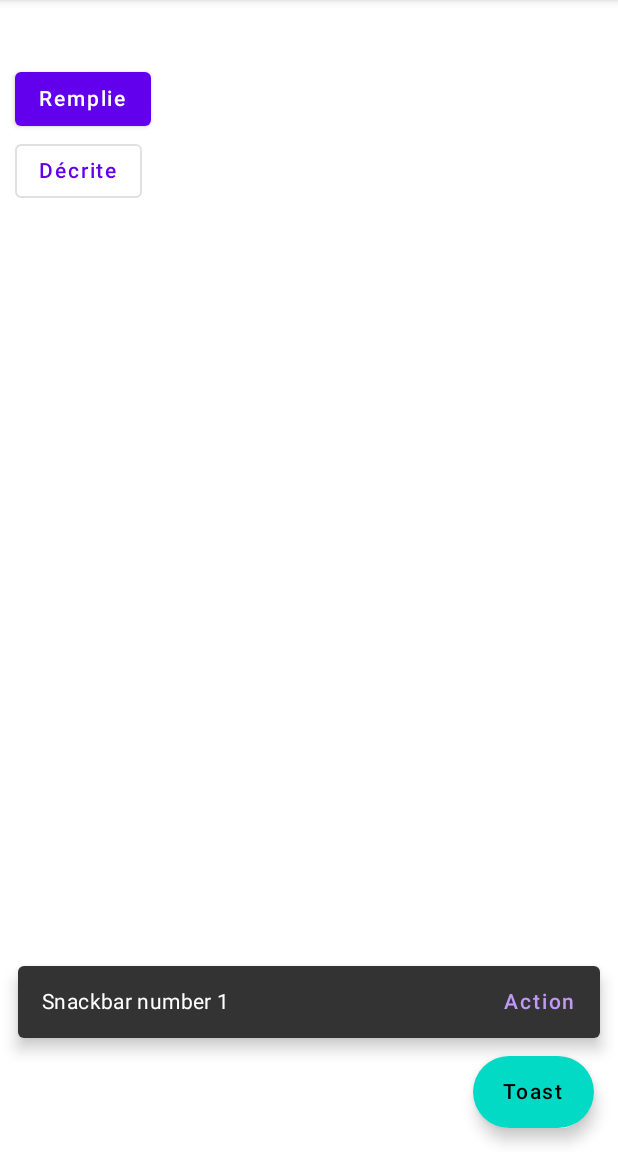
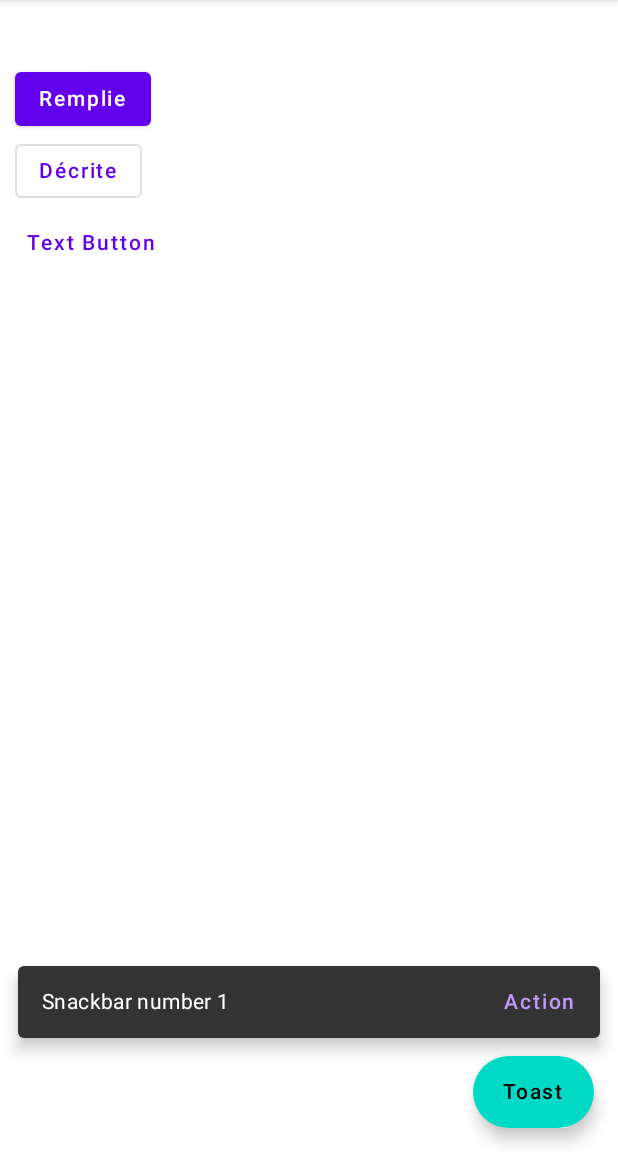
Before and after one commit to NiBienvenu/KMP_Cours, an Android app built with Jetpack Compose: the screen it shows after launch (MainActivity), after a tap on "Toast", on a phone screen of 412 x 824 dp, the part 84-1236 px from its top. Run offline under Robolectric (Android 15) with nearby library versions, the phone set to English and light mode, and no system bars.

Commit message:
Text button

```diff
--- a/composeApp/src/commonMain/kotlin/com/nibienvenu/kmp_cours/App.kt
+++ b/composeApp/src/commonMain/kotlin/com/nibienvenu/kmp_cours/App.kt
@@ -29,6 +29,7 @@ import com.nibienvenu.kmp_cours.Components.BadgeInteractiveExample
 import com.nibienvenu.kmp_cours.Components.BouttonFilled
 import com.nibienvenu.kmp_cours.Components.ElevatedButton
 import com.nibienvenu.kmp_cours.Components.OutlinedButton
+import com.nibienvenu.kmp_cours.Components.TextButtonExample
 import kotlinx.coroutines.channels.Channel
 import kotlinx.coroutines.flow.receiveAsFlow
 import org.jetbrains.compose.ui.tooling.preview.Preview
@@ -108,7 +109,9 @@ fun App() {
                             println("hello world")
                         }
 
+                        TextButtonExample{
 
+                        }
                     }
                 }
 
--- a/composeApp/src/commonMain/kotlin/com/nibienvenu/kmp_cours/Components/Boutton.kt
+++ b/composeApp/src/commonMain/kotlin/com/nibienvenu/kmp_cours/Components/Boutton.kt
@@ -3,6 +3,7 @@ package com.nibienvenu.kmp_cours.Components
 import androidx.compose.material.Button
 import androidx.compose.material.OutlinedButton
 import androidx.compose.material.Text
+import androidx.compose.material.TextButton
 import androidx.compose.runtime.Composable
 
 @Composable
@@ -27,3 +28,12 @@ fun ElevatedButton(onClick: () -> Unit, function: @Composable () -> Unit){
         Text("Elevated")
     }
 }
+
+@Composable
+fun TextButtonExample(onClick: () -> Unit) {
+    TextButton(
+        onClick = { onClick() }
+    ) {
+        Text("Text Button")
+    }
+}
```
